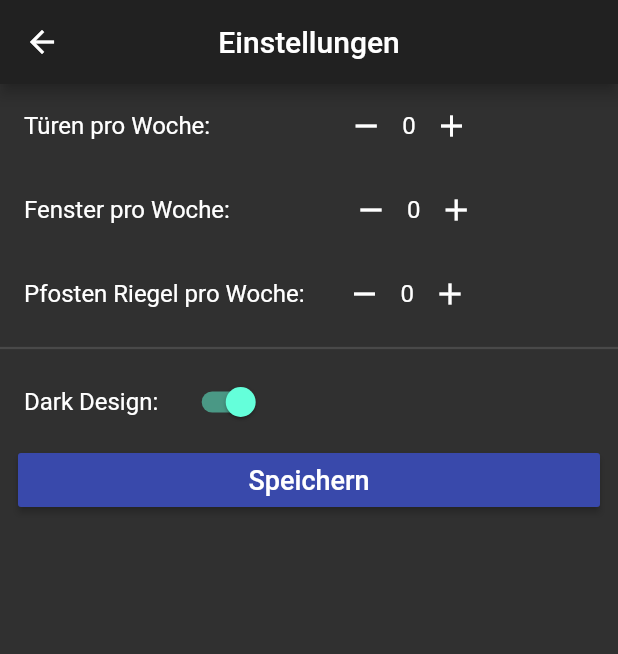
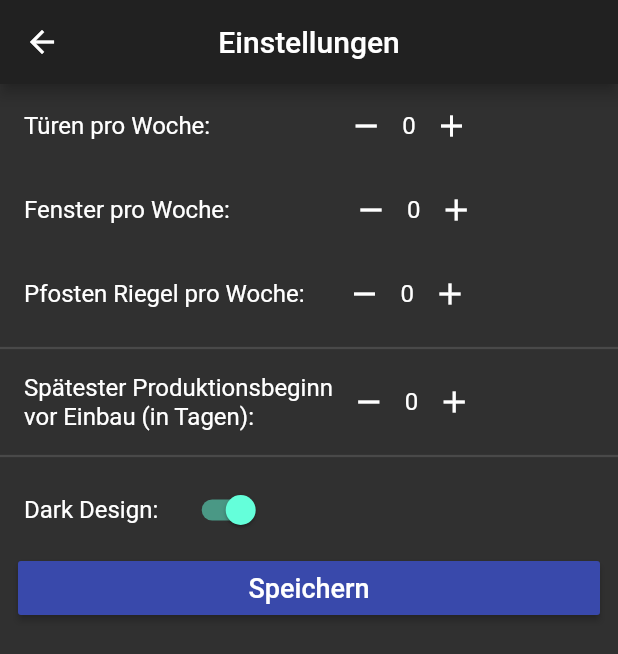
Before and after one commit to Marcel-Geirhos/buehlmaier_app, a Flutter app: the SettingsPage screen opened directly, on a phone screen of 412 x 824 dp. Shown: the top 654 px of the screen. Run offline on Flutter 3.47's test engine with Material 2 defaults, Android fonts, the phone set to English and light mode, and no system bars; our stand-ins replace auto_size_text, charts_flutter, cloud_firestore, dynamic_theme, flutter_swiper, font_awesome_flutter and 2 more; accounts and stored records are empty.

Commit message:
Einstellungen erweitert
- Die Einstellungen wurden erweitert um den Eintrag "Spätester Produktionsbeginn vor Einbau (in Tagen)". Nach Unterschreitung dieser Zeit wird ein Auftrag automatisch in die Priorität Muss/Ist in Produktion gesetzt.

```diff
--- a/lib/userInterface/settingsPage.dart
+++ b/lib/userInterface/settingsPage.dart
@@ -13,6 +13,7 @@ class _SettingsPageState extends State<SettingsPage> {
   int counterWindows;
   int counterDoors;
   int counterPost;
+  int remainingDays;
   Future _loadedSettings;
 
   @override
@@ -23,6 +24,7 @@ class _SettingsPageState extends State<SettingsPage> {
     counterWindows = 0;
     counterDoors = 0;
     counterPost = 0;
+    remainingDays = 0;
     if (DynamicTheme.of(context).brightness == Brightness.dark) {
       _designState = true;
     } else {
@@ -47,18 +49,20 @@ class _SettingsPageState extends State<SettingsPage> {
                 windowsSetting(),
                 postSetting(),
                 Divider(thickness: 1.5),
+                remainingDaysSetting(),
+                Divider(thickness: 1.5),
                 darkLightModeSetting(),
                 saveSettings(),
               ],
             );
           } else if (snapshot.connectionState == ConnectionState.waiting) {
             return Padding(
-              padding: EdgeInsets.only(top: MediaQuery.of(context).size.height / 2 - 120),
+              padding: EdgeInsets.only(top: MediaQuery.of(context).size.height / 2),
               child: Center(child: Text('Daten werden geladen...')),
             );
           }
           return Padding(
-            padding: EdgeInsets.only(top: MediaQuery.of(context).size.height / 2 - 120),
+            padding: EdgeInsets.only(top: MediaQuery.of(context).size.height / 2),
             child: Center(child: Text('Daten werden geladen...')),
           );
         },
@@ -150,6 +154,31 @@ class _SettingsPageState extends State<SettingsPage> {
     );
   }
 
+  Widget remainingDaysSetting() {
+    return ListTile(
+      title: Row(
+        children: [
+          Text('Spätester Produktionsbeginn\nvor Einbau (in Tagen):'),
+          IconButton(
+            onPressed: () => setState(() {
+              if (remainingDays > 0) {
+                remainingDays--;
+              }
+            }),
+            icon: Icon(Icons.remove),
+          ),
+          Text('$remainingDays'),
+          IconButton(
+            onPressed: () => setState(() {
+              remainingDays++;
+            }),
+            icon: Icon(Icons.add),
+          ),
+        ],
+      ),
+    );
+  }
+
   Widget darkLightModeSetting() {
     return ListTile(
       title: Row(
@@ -198,6 +227,7 @@ class _SettingsPageState extends State<SettingsPage> {
     counterWindows = settingData['Z_fenster'];
     counterDoors = settingData['Z_tuer'];
     counterPost = settingData['Z_pfosten'];
+    remainingDays = settingData['RemainingDays'];
   }
 
   void updateSettings(BuildContext context) async {
@@ -206,6 +236,7 @@ class _SettingsPageState extends State<SettingsPage> {
         'Z_fenster': counterWindows,
         'Z_pfosten': counterPost,
         'Z_tuer': counterDoors,
+        'RemainingDays': remainingDays,
       });
       Scaffold.of(context).showSnackBar(SnackBar(content: Text('Einstellungen wurden erfolgreich gespeichert.')));
     } catch (error) {
```
Also changed, not shown: lib/userInterface/assignmentPage.dart (+46 -1 lines).
